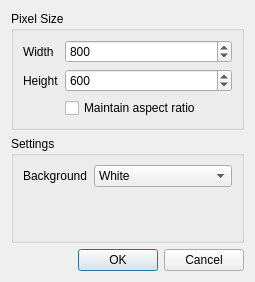
This is ui/forms/newimagedialog.ui in msebastien/QuickDraw as Qt 5 draws it before an edit. The edited form follows.
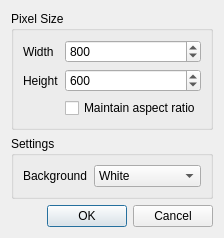
This is the edited form. Icons and pictures are not drawn.

Patch:
```diff
--- a/ui/forms/newimagedialog.ui
+++ b/ui/forms/newimagedialog.ui
@@ -6,8 +6,8 @@
    <rect>
     <x>0</x>
     <y>0</y>
-    <width>255</width>
-    <height>282</height>
+    <width>211</width>
+    <height>216</height>
    </rect>
   </property>
   <property name="windowTitle">
```
